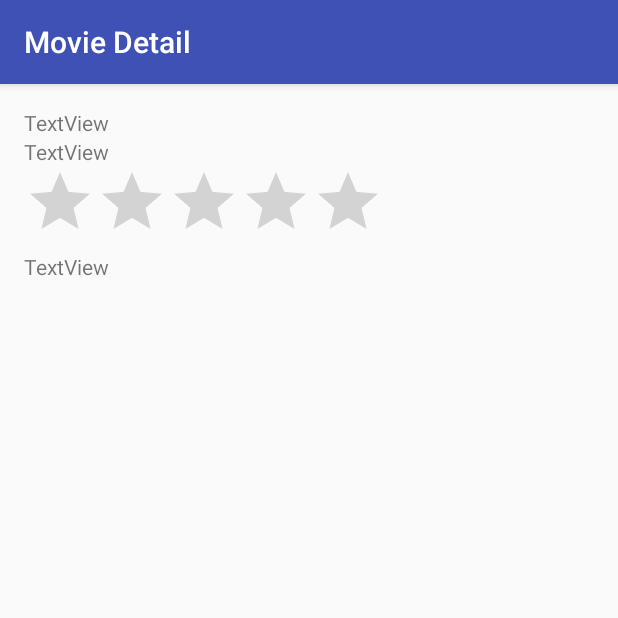
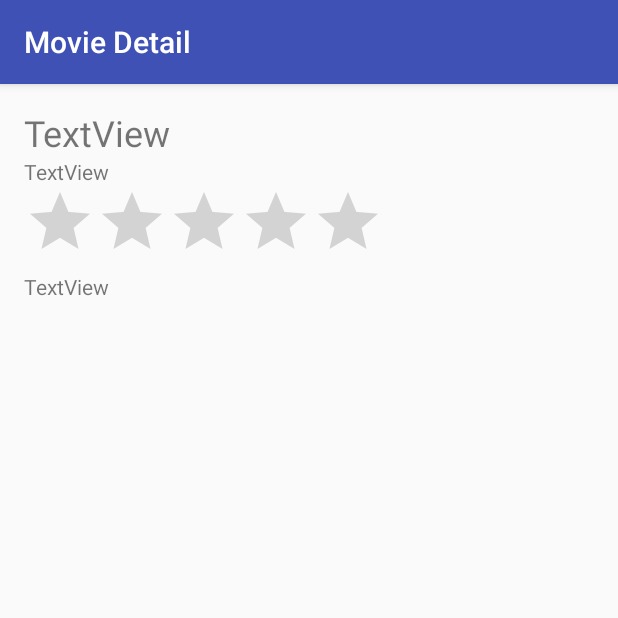
Before and after one commit to rafaelanastacioalves/popular-movies, an Android app: the MovieDetailFragment screen opened directly, with no data from a screen before it, on a phone screen of 412 x 824 dp, the top half of it. Run offline under Robolectric (Android 15) with nearby library versions, the light colour scheme and no system bars; our stand-ins replace Picasso; pictures from the network do not load; 5 statements that could not run were skipped.

Commit message:
Increase movie title size

```diff
--- a/app/src/main/res/layout/fragment_movie_detail.xml
+++ b/app/src/main/res/layout/fragment_movie_detail.xml
@@ -19,7 +19,8 @@
         android:text="TextView"
         android:layout_width="match_parent"
         android:layout_height="wrap_content"
-        android:id="@+id/movie_detail_original_title" />
+        android:id="@+id/movie_detail_original_title"
+        android:textSize="24sp" />
 
     <TextView
         android:text="TextView"
```
